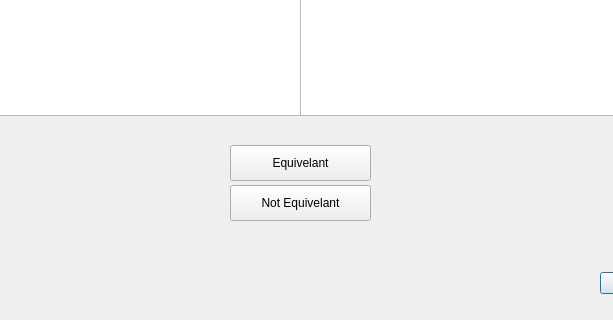
Above: gui.ui from Open-Telecoms-Data/ofds_consolidation_tool before the change; both pictures show x 170 to 783 and y 645 to 965 of the 947 by 965 pixel window. Below: the same form after it.
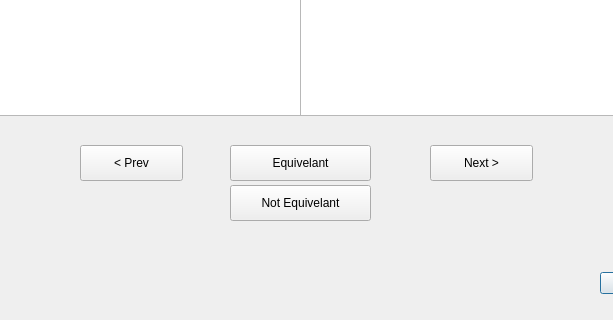
That is the form after the change. Custom widgets are drawn as their Qt base class.

Commit message: feat(tool): Add Next/Prev buttons

```diff
--- a/gui.ui
+++ b/gui.ui
@@ -246,6 +246,32 @@
     <bool>true</bool>
    </property>
   </widget>
+  <widget class="QPushButton" name="nextButton">
+   <property name="geometry">
+    <rect>
+     <x>600</x>
+     <y>790</y>
+     <width>103</width>
+     <height>36</height>
+    </rect>
+   </property>
+   <property name="text">
+    <string>Next &gt;</string>
+   </property>
+  </widget>
+  <widget class="QPushButton" name="prevButton">
+   <property name="geometry">
+    <rect>
+     <x>250</x>
+     <y>790</y>
+     <width>103</width>
+     <height>36</height>
+    </rect>
+   </property>
+   <property name="text">
+    <string>&lt; Prev</string>
+   </property>
+  </widget>
   <zorder>layoutWidget</zorder>
   <zorder>buttons</zorder>
   <zorder>layoutWidget</zorder>
```
Left out of the diff: 2 changed lines with no effect on the pictures. The commit also changes 5 other files.
